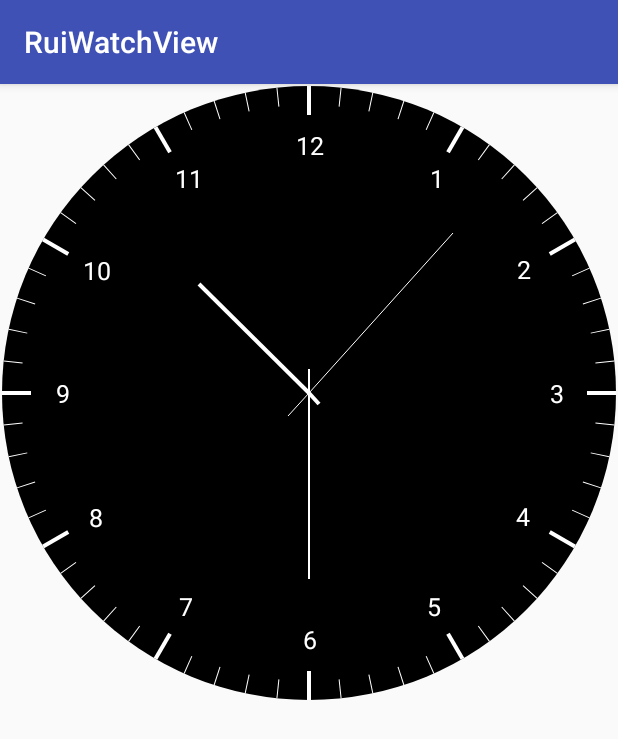
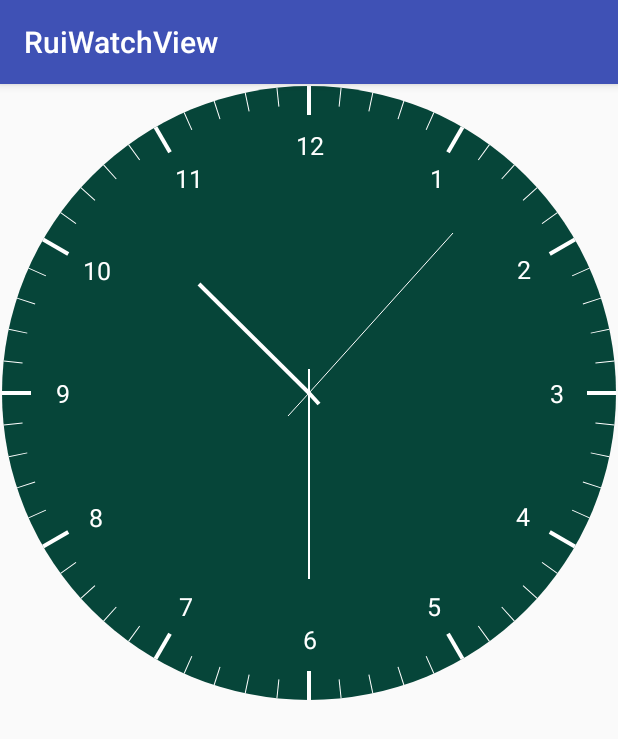
Before and after one commit to hurui1990/RuiWatchView, an Android app: the screen it shows after launch (MainActivity), on a phone screen of 412 x 824 dp. Shown: the top 739 px of the screen. Run offline under Robolectric (Android 15) with nearby library versions, the phone set to English and light mode, and no system bars.

Commit message:
增加功能-在xml文件中设置自定义背景颜色

```diff
--- a/app/src/main/java/com/hurui/ruiwatchview/MainActivity.java
+++ b/app/src/main/java/com/hurui/ruiwatchview/MainActivity.java
@@ -5,13 +5,14 @@ import android.os.Bundle;
 
 public class MainActivity extends AppCompatActivity {
 
+	private RuiWatchView mRuiWatchView;
+
 	@Override
 	protected void onCreate(Bundle savedInstanceState) {
 		super.onCreate(savedInstanceState);
 		setContentView(R.layout.activity_main);
 
-		RuiWatchView ruiWatchView = findViewById(R.id.watch_view);
-
-		ruiWatchView.start();
+		mRuiWatchView = findViewById(R.id.watch_view);
+		mRuiWatchView.start();
 	}
 }
--- a/app/src/main/java/com/hurui/ruiwatchview/RuiWatchView.java
+++ b/app/src/main/java/com/hurui/ruiwatchview/RuiWatchView.java
@@ -1,6 +1,7 @@
 package com.hurui.ruiwatchview;
 
 import android.content.Context;
+import android.content.res.TypedArray;
 import android.graphics.Canvas;
 import android.graphics.Color;
 import android.graphics.Paint;
@@ -22,6 +23,9 @@ public class RuiWatchView extends View {
 
 	private Paint mPaint;
 	private Calendar mCalendar;
+	private int mWidth;
+	private int mHeight;
+	private int mBackgroundColor;
 
 	public RuiWatchView(Context context) {
 		super(context);
@@ -29,12 +33,17 @@ public class RuiWatchView extends View {
 
 	public RuiWatchView(Context context, @Nullable AttributeSet attrs) {
 		super(context, attrs);
+
+		TypedArray typedArray = context.obtainStyledAttributes(attrs, R.styleable.RuiWatchView);
+		mBackgroundColor = typedArray.getColor(R.styleable.RuiWatchView_custom_background, Color.BLACK);
+
 		mPaint = new Paint(Paint.ANTI_ALIAS_FLAG);
-		mPaint.setColor(Color.BLACK);
+		mPaint.setColor(mBackgroundColor);
 		mPaint.setStyle(Paint.Style.FILL);
 
 		mCalendar = Calendar.getInstance();
 
+		typedArray.recycle();
 	}
 
 	public RuiWatchView(Context context, @Nullable AttributeSet attrs, int defStyleAttr) {
@@ -55,9 +64,9 @@ public class RuiWatchView extends View {
 	@Override
 	protected void onDraw(Canvas canvas) {
 		super.onDraw(canvas);
-		int width = this.getMeasuredWidth();
-		int height = this.getMeasuredHeight();
-		int len = Math.min(width, height);
+		mWidth = this.getMeasuredWidth();
+		mHeight = this.getMeasuredHeight();
+		int len = Math.min(mWidth, mHeight);
 		mPaint.setTextSize(len / 24);
 		mPaint.setStrokeWidth(len / 2 / 720);
 		drawPlate(canvas, len);
@@ -69,7 +78,7 @@ public class RuiWatchView extends View {
 		canvas.save();
 
 		int r = len / 2;
-		mPaint.setColor(Color.BLACK);
+		mPaint.setColor(mBackgroundColor);
 		//绘制表盘
 		canvas.drawCircle(r, r, r-r/144, mPaint);
 		for(int i=0; i< 60; i++){
--- a/app/src/main/res/layout/activity_main.xml
+++ b/app/src/main/res/layout/activity_main.xml
@@ -1,13 +1,14 @@
 <?xml version="1.0" encoding="utf-8"?>
 <LinearLayout xmlns:android="http://schemas.android.com/apk/res/android"
-    xmlns:tools="http://schemas.android.com/tools"
+    xmlns:rui="http://schemas.android.com/apk/res-auto"
     android:layout_width="match_parent"
     android:layout_height="match_parent"
-    tools:context="com.hurui.ruiwatchview.MainActivity">
+    android:orientation="vertical">
 
     <com.hurui.ruiwatchview.RuiWatchView
         android:id="@+id/watch_view"
         android:layout_width="match_parent"
-        android:layout_height="match_parent" />
+        android:layout_height="wrap_content"
+        rui:custom_background="#064539"/>
 
 </LinearLayout>
--- a/app/src/main/res/values/styles.xml
+++ b/app/src/main/res/values/styles.xml
@@ -8,4 +8,8 @@
         <item name="colorAccent">@color/colorAccent</item>
     </style>
 
+    <declare-styleable name="RuiWatchView">
+        <attr name="custom_background" format="color"></attr>
+    </declare-styleable>
+
 </resources>
```
